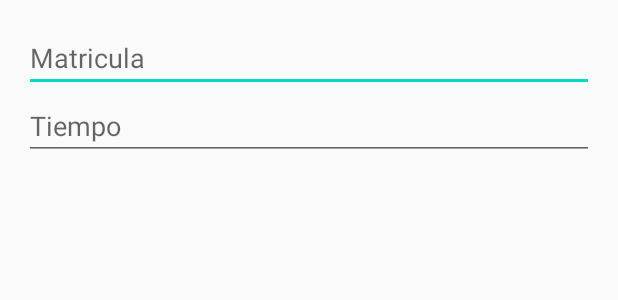
After one commit to LeandroLescano/TP3_Grupo7, an Android app: the layout dialog_layout.xml on its own in the app's theme, with its tools: preview values and no code run, on a phone screen of 412 x 824 dp. The commit adds this screen. Shown: the top 300 px of the screen. Run offline under Robolectric (Android 15) with nearby library versions, the phone set to English and light mode, and no system bars.

Commit message:
Agregados edittext al dialog, carga de parqueos en BD funcional

```diff
--- /dev/null
+++ b/app/src/main/res/layout/dialog_layout.xml
@@ -0,0 +1,22 @@
+<?xml version="1.0" encoding="utf-8"?>
+<LinearLayout xmlns:android="http://schemas.android.com/apk/res/android"
+    android:orientation="vertical"
+    android:layout_width="match_parent"
+    android:layout_height="match_parent"
+    android:padding="16dp"
+    >
+
+    <EditText
+        android:id="@+id/matricula"
+        android:layout_width="match_parent"
+        android:layout_height="wrap_content"
+        android:hint="Matricula" />
+
+    <EditText
+        android:id="@+id/tiempo"
+        android:layout_width="match_parent"
+        android:layout_height="wrap_content"
+        android:hint="Tiempo"/>
+
+
+</LinearLayout>
```
Also changed, not shown: app/src/main/java/utn/frgp/tusi/tp3_grupo_7/MenuActivity.java (+15 -7 lines).
